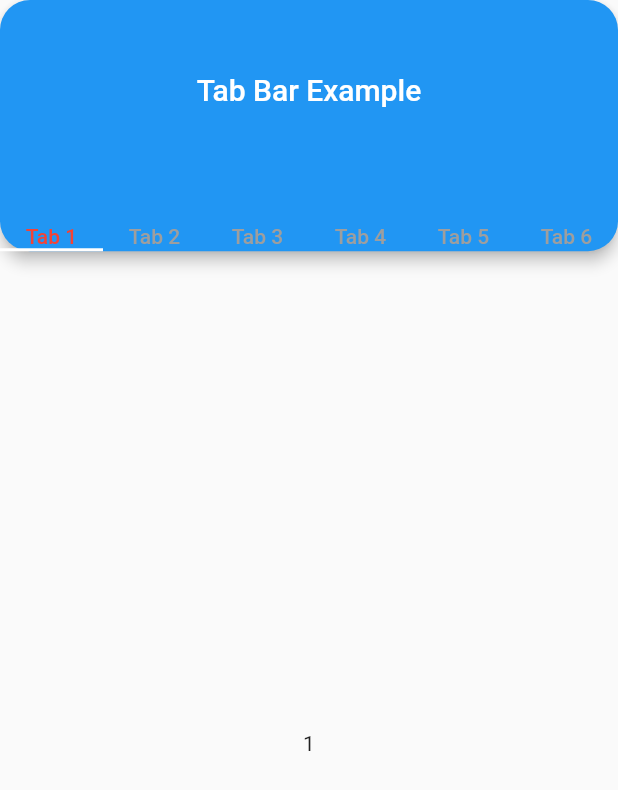
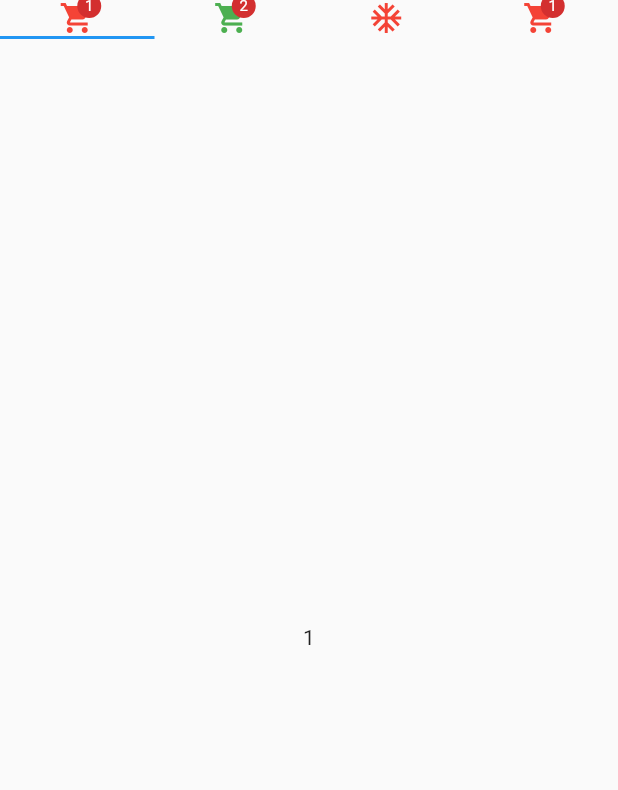
Before and after one commit to ahmedragab112/100day_Ui_challenge, a Flutter app: the screen it shows after launch, on a phone screen of 412 x 824 dp. Shown: the top 790 px of the screen. Run offline on Flutter 3.47's test engine with Material 2 defaults, Android fonts, the phone set to English and light mode, and no system bars; our stand-ins replace carousel_slider, flutter_screenutil.

Commit message:
finishing day 3 and day 4

```diff
--- a/lib/day1/tabbar/main.dart
+++ b/lib/day1/tabbar/main.dart
@@ -15,7 +15,7 @@ class MyApp extends StatelessWidget {
   builder: (context, child) =>    MaterialApp(
     debugShowCheckedModeBanner: false,
       home: DefaultTabController(
-        length: 6,
+        length: 6,//number of taps in the tabbar and tab view
         child: Scaffold(
           appBar: AppBar(
             toolbarHeight: 100.h,
--- /dev/null
+++ b/lib/day3/choice_chip/main.dart
@@ -0,0 +1,40 @@
+import 'package:flutter/cupertino.dart';
+import 'package:flutter/material.dart';
+
+void main(){
+
+  runApp(ChoiceChipWidget());
+}
+
+class ChoiceChipWidget extends StatefulWidget {
+  const ChoiceChipWidget({Key? key}) : super(key: key);
+
+  @override
+  State<ChoiceChipWidget> createState() => _ChoiceChipWidgetState();
+}
+
+class _ChoiceChipWidgetState extends State<ChoiceChipWidget> {
+bool selected=false;
+
+  @override
+  Widget build(BuildContext context) {
+    return  MaterialApp(
+      home:Scaffold(
+        body: Center(
+          child: ChoiceChip(
+    //  avatar: Image.network()
+            //  you can set the image you want to ,
+            backgroundColor: Colors.red,//default color
+            selectedColor: Colors.blue,//when you select it
+            label: const Text('ChoiceChip'), selected:selected,
+          onSelected: (value) {
+            selected=value;
+            setState(() {
+
+            });
+          },),
+        ),
+      )
+    );
+  }
+}
--- /dev/null
+++ b/lib/day4/badge/main.dart
@@ -0,0 +1,69 @@
+import 'package:flutter/material.dart';
+
+void main() {
+  runApp(const BadgeWidget());
+}
+
+class BadgeWidget extends StatelessWidget {
+  const BadgeWidget({Key? key}) : super(key: key);
+
+  @override
+  Widget build(BuildContext context) {
+    return const MaterialApp(
+      debugShowCheckedModeBanner: false,
+      home: DefaultTabController(
+        length: 4,
+        child: Scaffold(
+          body: SafeArea(
+            child:
+                Column(mainAxisAlignment: MainAxisAlignment.start, children: [
+              TabBar(
+
+
+                  tabs: [
+
+                Badge(
+                  label: Text('1'),
+                  child: Icon(
+                    Icons.shopping_cart,
+                    color: Colors.red,
+                  ),
+                ),
+                Badge(
+                  //it takes an label with child you can warp it in tabpar widget
+                  label: Text('2'),
+                  child: Icon(
+                    Icons.shopping_cart,
+                    color: Colors.green,
+                  ),
+                ),
+                Icon(
+                  Icons.ac_unit,
+                  color: Colors.red,
+                ),
+                    Badge(
+                      label: Text('1'),
+                      child: Icon(
+                        Icons.shopping_cart,
+                        color: Colors.red,
+                      ),
+                    ),
+
+              ]),
+
+              //as like listview it must have it's hight beacuse it's must be bounded
+              Expanded(
+                  child: TabBarView(children: [
+                Center(child: Text('1')),
+                Center(child: Text('2')),
+                Center(
+                  child: Text('3'),
+                )
+              ]))
+            ]),
+          ),
+        ),
+      ),
+    );
+  }
+}
--- a/pubspec.yaml
+++ b/pubspec.yaml
@@ -37,6 +37,7 @@ dependencies:
   cupertino_icons: ^1.0.2
   flutter_screenutil: ^5.9.0
   carousel_slider: ^4.2.1
+  badges: ^3.1.2
 
 dev_dependencies:
   flutter_test:
```
Also changed, not shown: lib/day 2/cursorslider/main.dart (+54 -7 lines), pubspec.lock.
